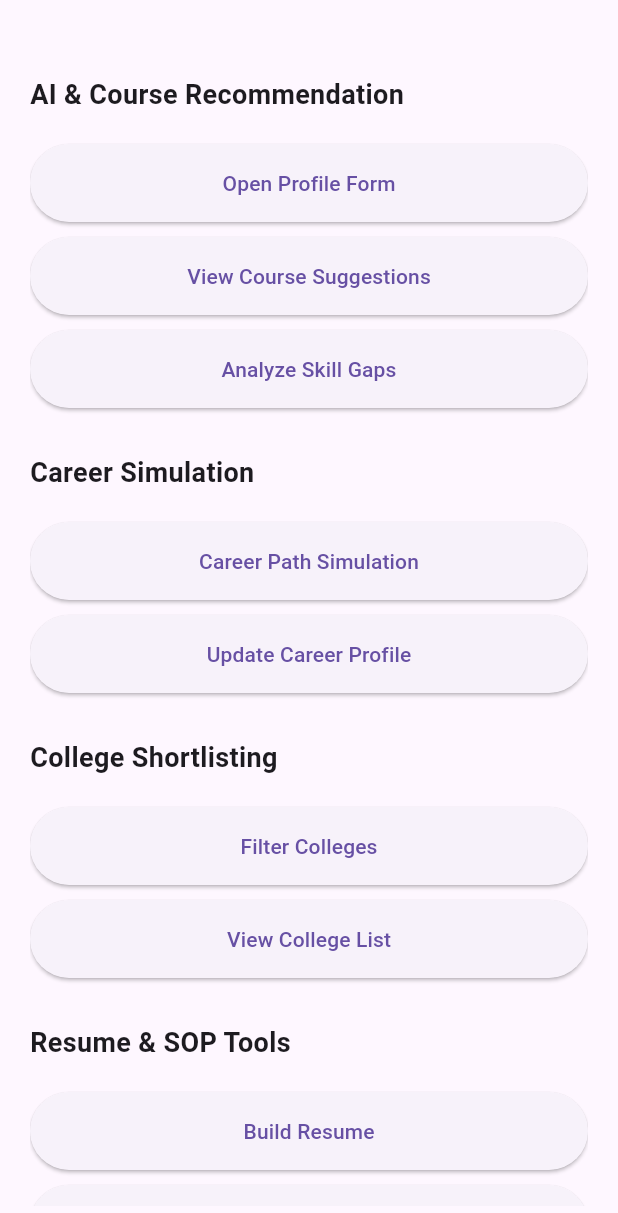
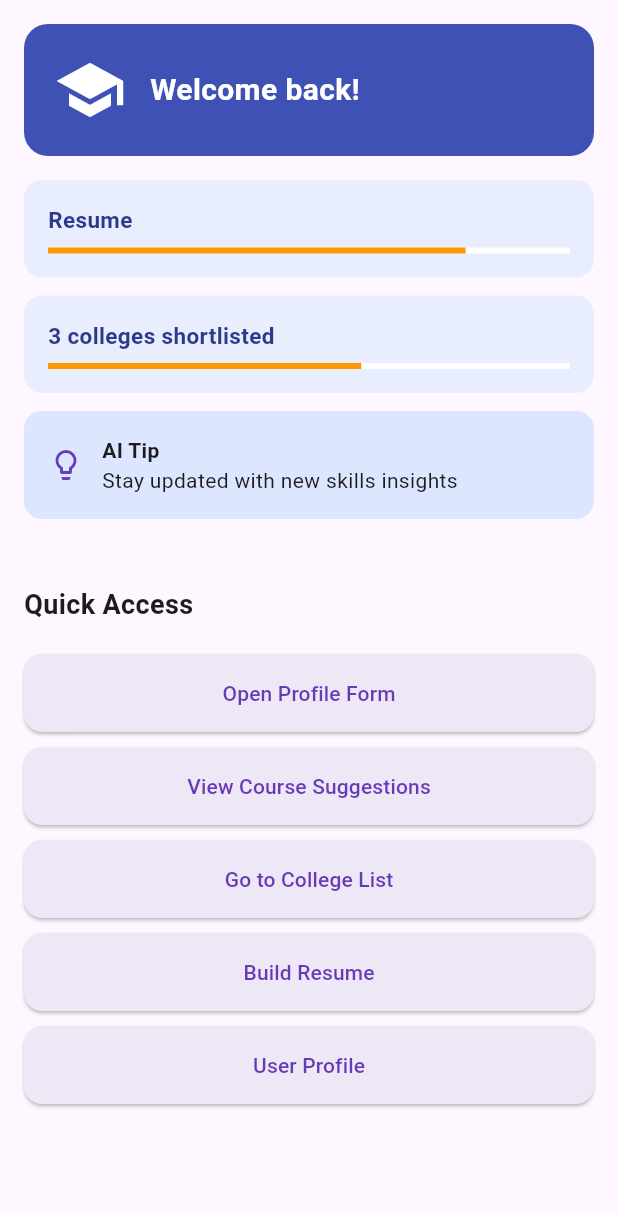
Before and after one commit to maheshpatil369/Edux_app, a Flutter app: the DashboardContent widget shown alone on an empty page, opened directly with empty values, on a phone screen of 412 x 824 dp. Shown: the top 1213 px of the screen. Run offline on Flutter 3.47's test engine with Material 3 defaults, Android fonts, the phone set to English and light mode, and no system bars.

Commit message:
Add something new in that

```diff
--- a/lib/screen/core/main_dashboard.dart
+++ b/lib/screen/core/main_dashboard.dart
@@ -1,6 +1,7 @@
 import 'package:flutter/material.dart';
 import 'package:edux_app/widgets/custom_header.dart';
 import 'package:edux_app/widgets/custom_footer.dart';
+import 'package:edux_app/widgets/assistant_floating_button.dart';
 
 import '../resume_sop/resume_builder_page.dart';
 import '../college_shortlisting/college_list_view_page.dart';
@@ -48,15 +49,19 @@ class _MainDashboardState extends State<MainDashboard> {
         currentIndex: _selectedIndex,
         onTap: _onTabSelected,
       ),
-      body: IndexedStack(
-        index: _selectedIndex,
-        children: _pages,
+      body: Stack(
+        children: [
+          IndexedStack(
+            index: _selectedIndex,
+            children: _pages,
+          ),
+          const AssistantFloatingButton(), // 🟣 Floating Chat Assistant
+        ],
       ),
     );
   }
 }
 
-// 🔽 Dashboard with buttons
 class DashboardContent extends StatelessWidget {
   final Function(int) onTabSwitch;
 
@@ -64,57 +69,99 @@ class DashboardContent extends StatelessWidget {
 
   @override
   Widget build(BuildContext context) {
-    final buttonStyle = ElevatedButton.styleFrom(
-      padding: const EdgeInsets.symmetric(vertical: 16),
-    );
-
     return Padding(
-      padding: const EdgeInsets.all(20),
+      padding: const EdgeInsets.all(16.0),
       child: ListView(
         children: [
-          const SizedBox(height: 10),
-          sectionTitle("AI & Course Recommendation"),
-          dashboardButton(context, '/profile_form', "Open Profile Form", buttonStyle),
-          dashboardButton(context, '/course_suggestions', "View Course Suggestions", buttonStyle),
-          dashboardButton(context, '/skill_gap_analysis', "Analyze Skill Gaps", buttonStyle),
+          _welcomeCard(),
+          const SizedBox(height: 16),
+          _progressCard(title: 'Resume', percent: 0.8),
+          const SizedBox(height: 12),
+          _progressCard(title: '3 colleges shortlisted', percent: 0.6),
+          const SizedBox(height: 12),
+          _tipCard(),
+          const SizedBox(height: 24),
 
-          sectionTitle("Career Simulation"),
-          dashboardButton(context, '/career_simulation', "Career Path Simulation", buttonStyle),
-          dashboardButton(context, '/update_profile', "Update Career Profile", buttonStyle),
+          sectionTitle("Quick Access"),
+          dashboardButton(context, '/profile_form', "Open Profile Form"),
+          dashboardButton(context, '/course_suggestions', "View Course Suggestions"),
+          dashboardButton(context, null, "Go to College List", tabIndex: 1),
+          dashboardButton(context, null, "Build Resume", tabIndex: 2),
+          dashboardButton(context, null, "User Profile", tabIndex: 3),
+        ],
+      ),
+    );
+  }
 
-          sectionTitle("College Shortlisting"),
-          dashboardButton(context, '/college_filter', "Filter Colleges", buttonStyle),
-          dashboardButton(context, null, "View College List", buttonStyle, tabIndex: 1),
+  Widget _welcomeCard() {
+    return Container(
+      padding: const EdgeInsets.all(20),
+      decoration: BoxDecoration(
+        color: Colors.indigo,
+        borderRadius: BorderRadius.circular(16),
+      ),
+      child: Row(
+        children: const [
+          Icon(Icons.school, color: Colors.white, size: 48),
+          SizedBox(width: 16),
+          Expanded(
+            child: Text(
+              'Welcome back!',
+              style: TextStyle(color: Colors.white, fontSize: 20, fontWeight: FontWeight.bold),
+            ),
+          )
+        ],
+      ),
+    );
+  }
 
-          sectionTitle("Resume & SOP Tools"),
-          dashboardButton(context, null, "Build Resume", buttonStyle, tabIndex: 2),
-          dashboardButton(context, '/ats_preview', "ATS Preview", buttonStyle),
-          dashboardButton(context, '/template_selector', "Select Template", buttonStyle),
-          dashboardButton(context, '/sop_editor', "Edit SOP", buttonStyle),
-          dashboardButton(context, '/sop_feedback', "SOP Feedback History", buttonStyle),
+  Widget _progressCard({required String title, required double percent}) {
+    return Container(
+      padding: const EdgeInsets.all(16),
+      decoration: BoxDecoration(
+        color: Color(0xFFE9EEFF),
+        borderRadius: BorderRadius.circular(12),
+      ),
+      child: Column(
+        crossAxisAlignment: CrossAxisAlignment.start,
+        children: [
+          Text(title,
+              style: const TextStyle(
+                  color: Color(0xFF2D3A8C),
+                  fontWeight: FontWeight.bold,
+                  fontSize: 15)),
+          const SizedBox(height: 8),
+          LinearProgressIndicator(
+            value: percent,
+            backgroundColor: Colors.white,
+            color: Colors.orange,
+          ),
+        ],
+      ),
+    );
+  }
 
-          sectionTitle("Application Tracker"),
-          dashboardButton(context, '/document_checklist', "Document Checklist", buttonStyle),
-          dashboardButton(context, '/application_status', "Application Status Tracker", buttonStyle),
-          dashboardButton(context, '/interview_tips', "Interview Preparation Tips", buttonStyle),
-          dashboardButton(context, '/mentor_collaboration', "Mentor Collaboration", buttonStyle),
-
-          sectionTitle("Scholarship & Financial"),
-          dashboardButton(context, '/scholarship_match', "Scholarship Matches", buttonStyle),
-          dashboardButton(context, '/scholarship_detail', "Scholarship Details", buttonStyle),
-          dashboardButton(context, '/reminder_settings', "Reminder Settings", buttonStyle),
-          dashboardButton(context, '/financial_estimator', "Financial Estimator", buttonStyle),
-          dashboardButton(context, '/loan_calculator', "Loan Calculator", buttonStyle),
-
-          sectionTitle("Test Prep (GRE/TOEFL)"),
-          dashboardButton(context, '/study_planner', "Study Planner", buttonStyle),
-          dashboardButton(context, '/mock_test_results', "Mock Test Results", buttonStyle),
-          dashboardButton(context, '/peer_group_finder', "Find Peer Group", buttonStyle),
-
-          sectionTitle("Notifications & Settings"),
-          dashboardButton(context, '/notifications', "Notification Center", buttonStyle),
-          dashboardButton(context, null, "User Profile", buttonStyle, tabIndex: 3),
-          dashboardButton(context, '/settings', "Settings", buttonStyle),
+  Widget _tipCard() {
+    return Container(
+      padding: const EdgeInsets.all(16),
+      decoration: BoxDecoration(
+        color: Color(0xFFDDE6FF),
+        borderRadius: BorderRadius.circular(12),
+      ),
+      child: Row(
+        children: const [
+          Icon(Icons.lightbulb_outline, color: Colors.deepPurple),
+          SizedBox(width: 12),
+          Expanded(
+            child: Column(
+              crossAxisAlignment: CrossAxisAlignment.start,
+              children: [
+                Text("AI Tip",
+                    style: TextStyle(fontWeight: FontWeight.bold)),
+                Text("Stay updated with new skills insights"),
+              ],
+            ),
+          )
         ],
       ),
     );
@@ -128,18 +175,25 @@ class DashboardContent extends StatelessWidget {
     ),
   );
 
-  Widget dashboardButton(BuildContext context, String? route, String label, ButtonStyle style, {int? tabIndex}) {
+  Widget dashboardButton(BuildContext context, String? route, String label, {int? tabIndex}) {
     return Padding(
       padding: const EdgeInsets.only(bottom: 10),
       child: ElevatedButton(
+        style: ElevatedButton.styleFrom(
+          padding: const EdgeInsets.symmetric(vertical: 16),
+          backgroundColor: Colors.deepPurple.shade50,
+          foregroundColor: Colors.deepPurple,
+          shape: RoundedRectangleBorder(
+            borderRadius: BorderRadius.circular(12),
+          ),
+        ),
         onPressed: () {
           if (tabIndex != null) {
-            onTabSwitch(tabIndex); // 👈 Switch tab
+            onTabSwitch(tabIndex);
           } else if (route != null) {
-            Navigator.pushNamed(context, route); // 👈 Navigate to new route
+            Navigator.pushNamed(context, route);
           }
         },
-        style: style,
         child: Text(label),
       ),
     );
--- a/lib/widgets/custom_header.dart
+++ b/lib/widgets/custom_header.dart
@@ -1,4 +1,5 @@
 import 'package:flutter/material.dart';
+import 'package:edux_app/screen/notifications/notification_center_page.dart';
 
 class CustomHeader extends StatelessWidget implements PreferredSizeWidget {
   final String title;
@@ -18,7 +19,10 @@ class CustomHeader extends StatelessWidget implements PreferredSizeWidget {
         IconButton(
           icon: const Icon(Icons.notifications),
           onPressed: () {
-            Navigator.pushNamed(context, '/notifications');
+            Navigator.push(
+              context,
+              MaterialPageRoute(builder: (context) => const NotificationCenterPage()),
+            );
           },
         ),
       ],
```
Also changed, not shown: lib/main.dart (+123 -46 lines), lib/screen/auth/login_screen.dart (+9 -1 lines), lib/screen/notifications/user_profile_page.dart (+80 -62 lines).
